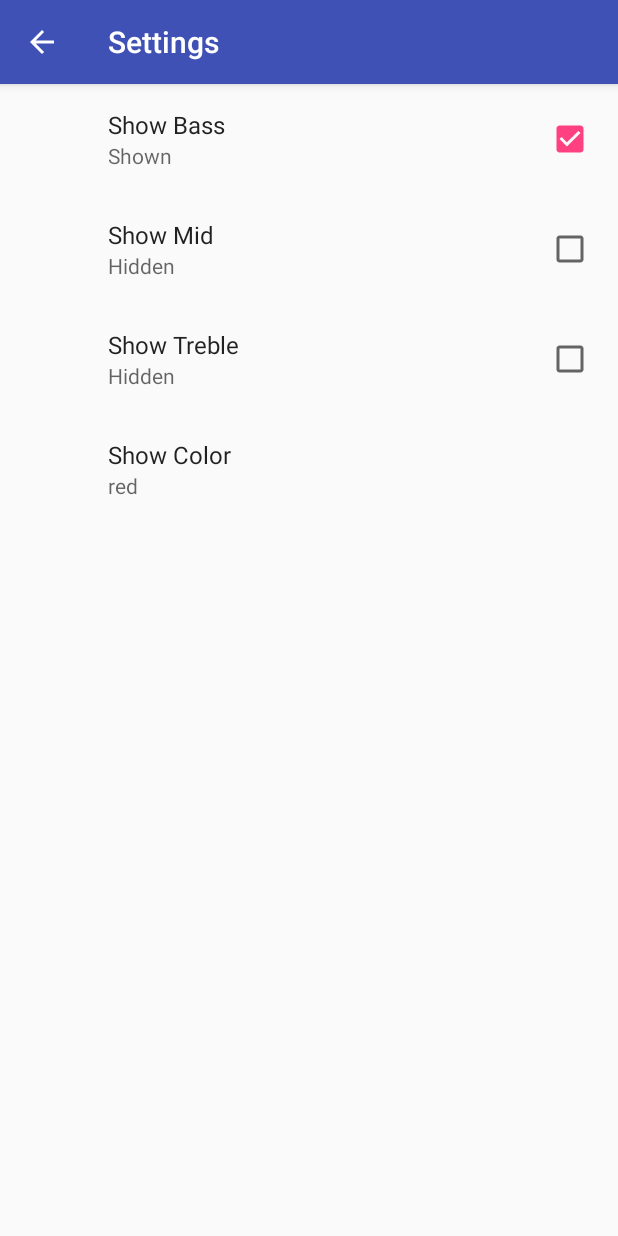
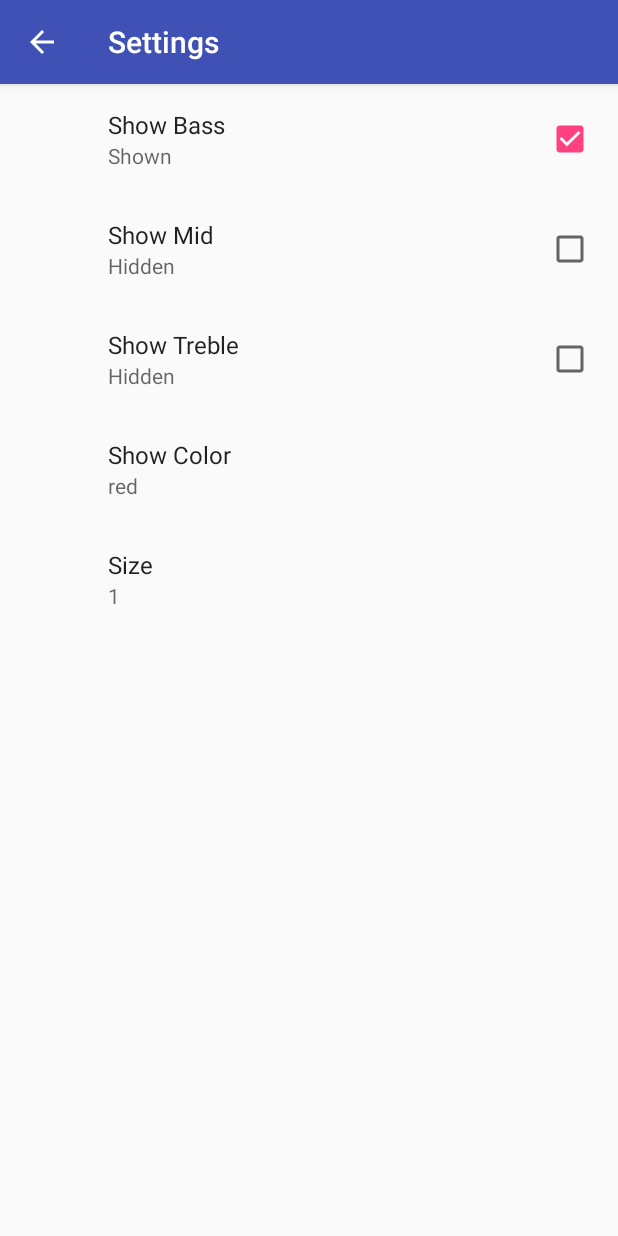
Before and after one commit to lixw1021/T06.04-Exercise-UseResources, an Android app: the screen it shows after launch (SettingsActivity), in the options menu, after a tap on "Settings", on a phone screen of 412 x 824 dp. Run offline under Robolectric (Android 15) with nearby library versions, the phone set to English and light mode, and no system bars; our stand-ins replace androidx.preference; 1 statement that could not run was skipped.

Commit message:
set summary for edittextpreference

```diff
--- a/app/src/main/java/android/example/com/visualizerpreferences/SettingsFragment.java
+++ b/app/src/main/java/android/example/com/visualizerpreferences/SettingsFragment.java
@@ -19,34 +19,71 @@ package android.example.com.visualizerpreferences;
 import android.content.SharedPreferences;
 import android.content.SharedPreferences.OnSharedPreferenceChangeListener;
 import android.os.Bundle;
-import android.support.v4.content.Loader;
-import android.support.v7.preference.CheckBoxPreference;
+import android.preference.PreferenceManager;
 import android.support.v7.preference.EditTextPreference;
-import android.support.v7.preference.ListPreference;
 import android.support.v7.preference.Preference;
 import android.support.v7.preference.PreferenceFragmentCompat;
-import android.support.v7.preference.PreferenceScreen;
-import android.util.Log;
 import android.widget.Toast;
 
 
-public class SettingsFragment extends PreferenceFragmentCompat implements OnSharedPreferenceChangeListener {
+public class SettingsFragment extends PreferenceFragmentCompat implements OnSharedPreferenceChangeListener, Preference.OnPreferenceChangeListener {
 
     @Override
     public void onCreatePreferences(Bundle bundle, String s) {
 
-        // Add visualizer preferences, defined in the XML file in res->xml->pref_visualizer
         addPreferencesFromResource(R.xml.pref_visualizer);
 
+//        set summary for EditTextPreference
+        SharedPreferences sharedPreferences = PreferenceManager.getDefaultSharedPreferences(getContext());
+        Preference editPref = findPreference(getString(R.string.pref_size_key));
+        editPref.setSummary(sharedPreferences.getString(getString(R.string.pref_size_key), getString(R.string.pref_size_default_value)));
+        editPref.setOnPreferenceChangeListener(this);
     }
 
     @Override
     public void onSharedPreferenceChanged(SharedPreferences sharedPreferences, String key) {
         Preference pref = findPreference(key);
 
-        if (pref instanceof ListPreference) {
-            ListPreference listPref = (ListPreference) pref;
-            pref.setSummary(listPref.getEntry());
+//      set the new input string as an new summary
+        if (pref instanceof EditTextPreference) {
+            EditTextPreference editPref = (EditTextPreference) pref;
+            pref.setSummary(editPref.getText());
         }
     }
+
+    @Override
+    public void onCreate(Bundle savedInstanceState) {
+        super.onCreate(savedInstanceState);
+        getPreferenceScreen().getSharedPreferences().registerOnSharedPreferenceChangeListener(this);
+
+    }
+
+    @Override
+    public void onDestroy() {
+        super.onDestroy();
+        getPreferenceScreen().getSharedPreferences().unregisterOnSharedPreferenceChangeListener(this);
+    }
+
+    @Override
+    public boolean onPreferenceChange(Preference preference, Object newValue) {
+        Toast error = Toast.makeText(getContext(), "Plsease select a number between 0.1 and 3", Toast.LENGTH_LONG);
+        String sizeKey = getString(R.string.pref_size_key);
+        if (preference.getKey().equals(sizeKey)) {
+            String stringSize = ((String)newValue).trim();
+            if (stringSize.equals("")) {
+                stringSize = "1";
+            }
+            try {
+                float size = Float.parseFloat(stringSize);
+                if (size > 3 || size <= 0) {
+                    error.show();
+                    return false;
+                }
+            } catch (NumberFormatException e) {
+                error.show();
+                return false;
+            }
+        }
+        return true;
+    }
 }
--- a/app/src/main/java/android/example/com/visualizerpreferences/VisualizerActivity.java
+++ b/app/src/main/java/android/example/com/visualizerpreferences/VisualizerActivity.java
@@ -28,6 +28,7 @@ import android.support.annotation.NonNull;
 import android.support.v4.app.ActivityCompat;
 import android.support.v7.app.AppCompatActivity;
 import android.support.v7.preference.PreferenceManager;
+import android.util.Log;
 import android.view.Menu;
 import android.view.MenuInflater;
 import android.view.MenuItem;
@@ -53,12 +54,16 @@ public class VisualizerActivity extends AppCompatActivity implements SharedPrefe
     private void setupSharedPreferences() {
         // Get all of the values from shared preferences to set it up
         SharedPreferences sharedPreferences = PreferenceManager.getDefaultSharedPreferences(this);
-        // TODO (4) Use resources here instead of the hard coded string and boolean
-        mVisualizerView.setShowBass(sharedPreferences.getBoolean( getString(R.string.pref_show_bass_key), getResources().getBoolean(R.bool.pref_show_bass_default)));
-        mVisualizerView.setShowMid(sharedPreferences.getBoolean(getString(R.string.pref_show_mid_key), getResources().getBoolean(R.bool.pref_show_mid_default)));
-        mVisualizerView.setShowTreble(sharedPreferences.getBoolean(getString(R.string.pref_show_treble_key), getResources().getBoolean(R.bool.pref_show_treble_default)));
-        mVisualizerView.setMinSizeScale(1);
-        mVisualizerView.setColor(sharedPreferences.getString( getString(R.string.pref_color_key), getResources().getString(R.string.pref_color_default)));
+        mVisualizerView.setShowBass(sharedPreferences.getBoolean( getString(R.string.pref_show_bass_key),
+                getResources().getBoolean(R.bool.pref_show_bass_default)));
+        mVisualizerView.setShowMid(sharedPreferences.getBoolean(getString(R.string.pref_show_mid_key),
+                getResources().getBoolean(R.bool.pref_show_mid_default)));
+        mVisualizerView.setShowTreble(sharedPreferences.getBoolean(getString(R.string.pref_show_treble_key),
+                getResources().getBoolean(R.bool.pref_show_treble_default)));
+        mVisualizerView.setMinSizeScale(Float.parseFloat(sharedPreferences.getString(getString(R.string.pref_size_key),
+                getString(R.string.pref_size_default_value))));
+        mVisualizerView.setColor(sharedPreferences.getString( getString(R.string.pref_color_key),
+                getString(R.string.pref_color_default)));
 
         sharedPreferences.registerOnSharedPreferenceChangeListener(this);
     }
@@ -160,6 +165,7 @@ public class VisualizerActivity extends AppCompatActivity implements SharedPrefe
 
     @Override
     public void onSharedPreferenceChanged(SharedPreferences sharedPreferences, String key) {
+
         if (key.equals(getString(R.string.pref_show_bass_key))) {
             mVisualizerView.setShowBass(sharedPreferences.getBoolean(key, getResources().getBoolean(R.bool.pref_show_bass_default)));
         }
@@ -172,5 +178,8 @@ public class VisualizerActivity extends AppCompatActivity implements SharedPrefe
         if (key.equals(getString(R.string.pref_color_key))) {
             mVisualizerView.setColor(sharedPreferences.getString(key, getResources().getString(R.string.pref_color_default)));
         }
+        if (key.equals(getString(R.string.pref_size_key))) {
+            mVisualizerView.setMinSizeScale(Float.parseFloat(sharedPreferences.getString(getString(R.string.pref_size_key), "1")));
+        }
     }
 }
--- a/app/src/main/res/values/strings.xml
+++ b/app/src/main/res/values/strings.xml
@@ -22,14 +22,14 @@
 
     <!-- Value in SharedPreferences for red color option -->
     <string name="pref_color_red_value" translatable="false">red</string>
-
-    <!-- Value in SharedPreferences for blue color option -->
     <string name="pref_color_blue_value" translatable="false">blue</string>
-
-    <!-- Value in SharedPreferences for green color option -->
     <string name="pref_color_green_value" translatable="false">green</string>
 
-    <string name="pref_color_key">show_key</string>
+    <string name="pref_color_key">show_color_key</string>
     <string name="pref_color_title">Show Color</string>
     <string name="pref_color_default">@string/pref_color_red_value</string>
+
+    <string name="pref_size_key">size_key</string>
+    <string name="pref_size_title">Size</string>
+    <string name="pref_size_default_value">1</string>
 </resources>
--- a/app/src/main/res/xml/pref_visualizer.xml
+++ b/app/src/main/res/xml/pref_visualizer.xml
@@ -1,6 +1,7 @@
 <?xml version="1.0" encoding="utf-8"?>
 
-<PreferenceScreen xmlns:android="http://schemas.android.com/apk/res/android">
+<PreferenceScreen xmlns:android="http://schemas.android.com/apk/res/android"
+    xmlns:app="http://schemas.android.com/apk/res-auto">
 
     <CheckBoxPreference
         android:defaultValue="@bool/pref_show_bass_default"
@@ -28,6 +29,12 @@
         android:entries="@array/color_entry"
         android:entryValues="@array/color_entries_value"
         android:key="@string/pref_color_key"
-        android:title="@string/pref_color_title"
-        android:summary="%s"/>
+        android:summary="%s"
+        android:title="@string/pref_color_title" />
+
+    <EditTextPreference
+        android:defaultValue="@string/pref_size_default_value"
+        android:key="@string/pref_size_key"
+        android:title="@string/pref_size_title" />
+
 </PreferenceScreen>
```
